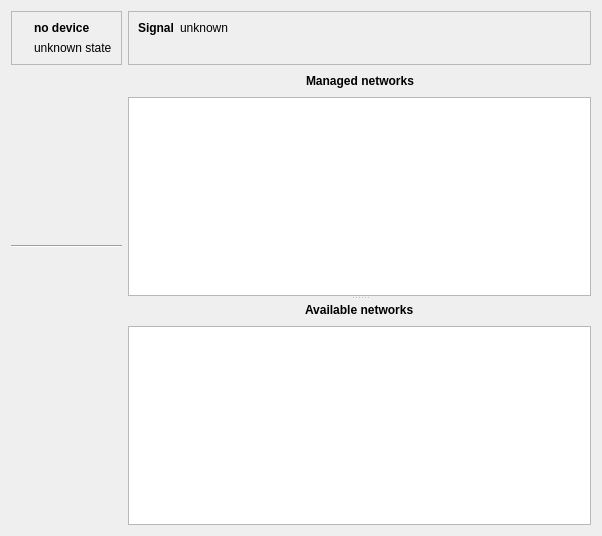
Old version of the form qnut/airset.ui in the repository dosnut/nut.
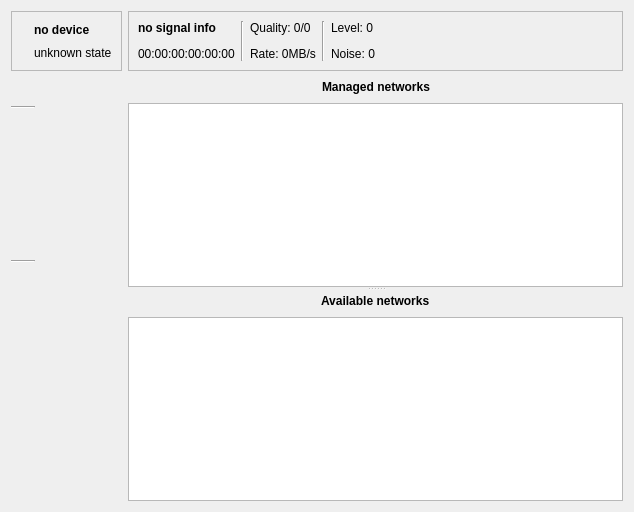
New version of the form. Icons and pictures are not drawn.

Commit message: [qnut/wireless] WIP redesign of wireless settings

```diff
--- a/qnut/airset.ui
+++ b/qnut/airset.ui
@@ -6,8 +6,8 @@
    <rect>
     <x>0</x>
     <y>0</y>
-    <width>602</width>
-    <height>536</height>
+    <width>634</width>
+    <height>512</height>
    </rect>
   </property>
   <property name="windowTitle" >
@@ -93,7 +93,34 @@
       <enum>QFrame::Raised</enum>
      </property>
      <layout class="QGridLayout" name="gridLayout_2" >
-      <item rowspan="2" row="0" column="0" >
+      <item rowspan="3" row="0" column="7" >
+       <spacer>
+        <property name="orientation" >
+         <enum>Qt::Horizontal</enum>
+        </property>
+        <property name="sizeHint" stdset="0" >
+         <size>
+          <width>40</width>
+          <height>20</height>
+         </size>
+        </property>
+       </spacer>
+      </item>
+      <item row="0" column="6" >
+       <widget class="QLabel" name="levelLabel" >
+        <property name="text" >
+         <string>Level: 0</string>
+        </property>
+       </widget>
+      </item>
+      <item row="2" column="6" >
+       <widget class="QLabel" name="noiseLabel" >
+        <property name="text" >
+         <string>Noise: 0</string>
+        </property>
+       </widget>
+      </item>
+      <item row="0" column="0" colspan="3" >
        <widget class="QLabel" name="signalLabel" >
         <property name="font" >
          <font>
@@ -102,51 +129,60 @@
          </font>
         </property>
         <property name="text" >
-         <string>Signal</string>
+         <string>no signal info</string>
         </property>
-        <property name="alignment" >
-         <set>Qt::AlignLeading|Qt::AlignLeft|Qt::AlignTop</set>
+       </widget>
+      </item>
+      <item row="2" column="4" >
+       <widget class="QLabel" name="rateLabel" >
+        <property name="text" >
+         <string>Rate: 0MB/s</string>
         </property>
        </widget>
       </item>
-      <item rowspan="2" row="0" column="1" >
+      <item row="2" column="0" colspan="3" >
+       <widget class="QLabel" name="bssidLabel" >
+        <property name="text" >
+         <string>00:00:00:00:00:00</string>
+        </property>
+       </widget>
+      </item>
+      <item row="0" column="4" >
        <widget class="QLabel" name="qualityLabel" >
         <property name="text" >
-         <string>unknown</string>
+         <string>Quality: 0/0</string>
         </property>
-        <property name="alignment" >
-         <set>Qt::AlignLeading|Qt::AlignLeft|Qt::AlignTop</set>
-        </property>
        </widget>
       </item>
-      <item rowspan="2" row="0" column="2" >
-       <spacer>
+      <item rowspan="3" row="0" column="3" >
+       <widget class="Line" name="signalQualityline" >
         <property name="orientation" >
-         <enum>Qt::Horizontal</enum>
+         <enum>Qt::Vertical</enum>
         </property>
-        <property name="sizeHint" stdset="0" >
-         <size>
-          <width>40</width>
-          <height>20</height>
-         </size>
-        </property>
-       </spacer>
+       </widget>
       </item>
-      <item rowspan="2" row="0" column="3" >
-       <widget class="QToolButton" name="reloadNetworksButton" >
-        <property name="autoRaise" >
-         <bool>true</bool>
+      <item rowspan="3" row="0" column="5" >
+       <widget class="Line" name="qualityLevelLine" >
+        <property name="orientation" >
+         <enum>Qt::Vertical</enum>
         </property>
        </widget>
       </item>
-      <item rowspan="2" row="0" column="4" >
+      <item rowspan="3" row="0" column="8" >
        <widget class="QToolButton" name="saveNetworksButton" >
         <property name="autoRaise" >
          <bool>true</bool>
         </property>
        </widget>
       </item>
-      <item rowspan="2" row="0" column="5" >
+      <item rowspan="3" row="0" column="10" >
+       <widget class="QToolButton" name="reloadNetworksButton" >
+        <property name="autoRaise" >
+         <bool>true</bool>
+        </property>
+       </widget>
+      </item>
+      <item rowspan="3" row="0" column="9" >
        <widget class="QToolButton" name="toggleDetailsButton" >
         <property name="autoRaise" >
          <bool>true</bool>
@@ -157,7 +193,17 @@
     </widget>
    </item>
    <item row="1" column="0" >
-    <layout class="QVBoxLayout" >
+    <widget class="QWidget" native="1" name="actionsWidget" >
+     <property name="sizePolicy" >
+      <sizepolicy vsizetype="Preferred" hsizetype="Maximum" >
+       <horstretch>0</horstretch>
+       <verstretch>0</verstretch>
+      </sizepolicy>
+     </property>
+     <layout class="QVBoxLayout" name="actionsLayout" >
+      <property name="margin" >
+       <number>0</number>
+      </property>
      <item>
       <widget class="QToolButton" name="rescanNetworksButton" >
        <property name="sizePolicy" >
@@ -174,6 +220,19 @@
        </property>
       </widget>
      </item>
+      <item>
+       <widget class="Line" name="scanManagedLine" >
+        <property name="sizePolicy" >
+         <sizepolicy vsizetype="Fixed" hsizetype="Preferred" >
+          <horstretch>0</horstretch>
+          <verstretch>0</verstretch>
+         </sizepolicy>
+        </property>
+        <property name="orientation" >
+         <enum>Qt::Horizontal</enum>
+        </property>
+       </widget>
+      </item>
      <item>
       <widget class="QToolButton" name="switchNetworkButton" >
        <property name="sizePolicy" >
@@ -258,7 +317,13 @@
       </widget>
      </item>
      <item>
-      <widget class="Line" name="line_2" >
+       <widget class="Line" name="managedAvailableLine" >
+        <property name="sizePolicy" >
+         <sizepolicy vsizetype="Fixed" hsizetype="Expanding" >
+          <horstretch>0</horstretch>
+          <verstretch>0</verstretch>
+         </sizepolicy>
+        </property>
        <property name="orientation" >
         <enum>Qt::Horizontal</enum>
        </property>
@@ -320,12 +385,13 @@
        <property name="sizeHint" stdset="0" >
         <size>
          <width>20</width>
-         <height>16</height>
+          <height>3</height>
         </size>
        </property>
       </spacer>
      </item>
     </layout>
+    </widget>
    </item>
    <item row="1" column="1" >
     <widget class="QSplitter" name="splitter" >
@@ -357,7 +423,7 @@
         </spacer>
        </item>
        <item row="0" column="1" >
-        <widget class="QLabel" name="label" >
+        <widget class="QLabel" name="managedLabel" >
          <property name="font" >
           <font>
            <weight>75</weight>
@@ -415,7 +481,7 @@
         <number>0</number>
        </property>
        <item row="0" column="1" >
-        <widget class="QLabel" name="label_2" >
+        <widget class="QLabel" name="availableLabel" >
          <property name="font" >
           <font>
            <weight>75</weight>
```
Left out of the diff: 15 changed lines with no effect on the pictures. Lines whose indentation alone changed are shown as unchanged. The commit also changes 1 other file.
